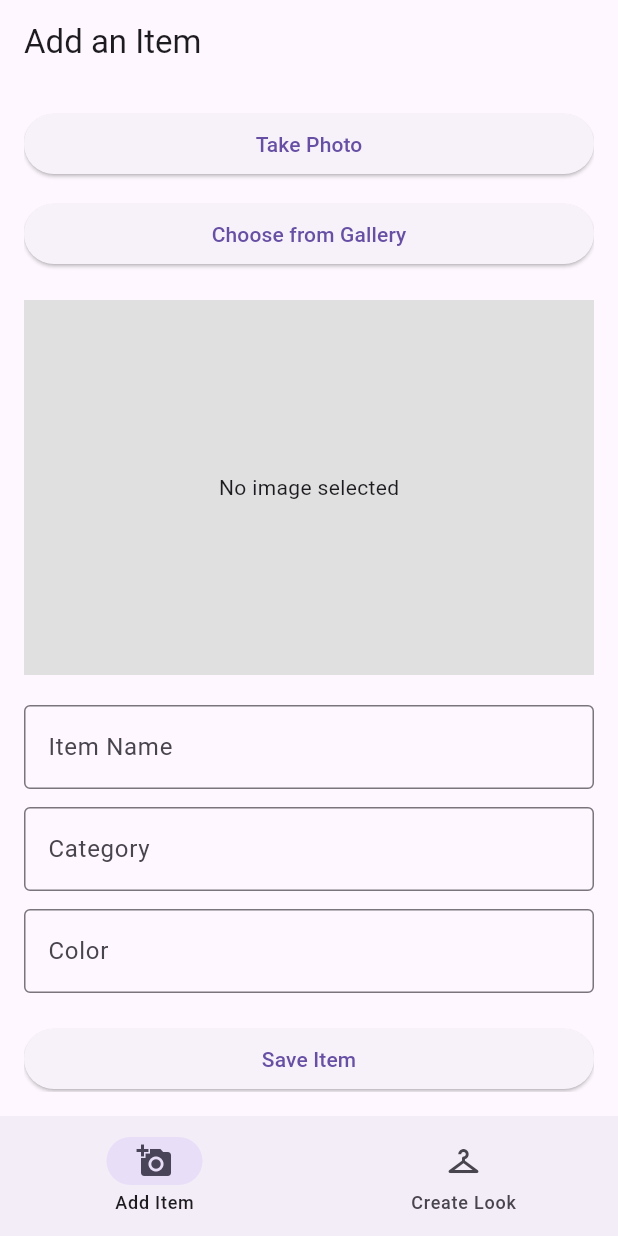
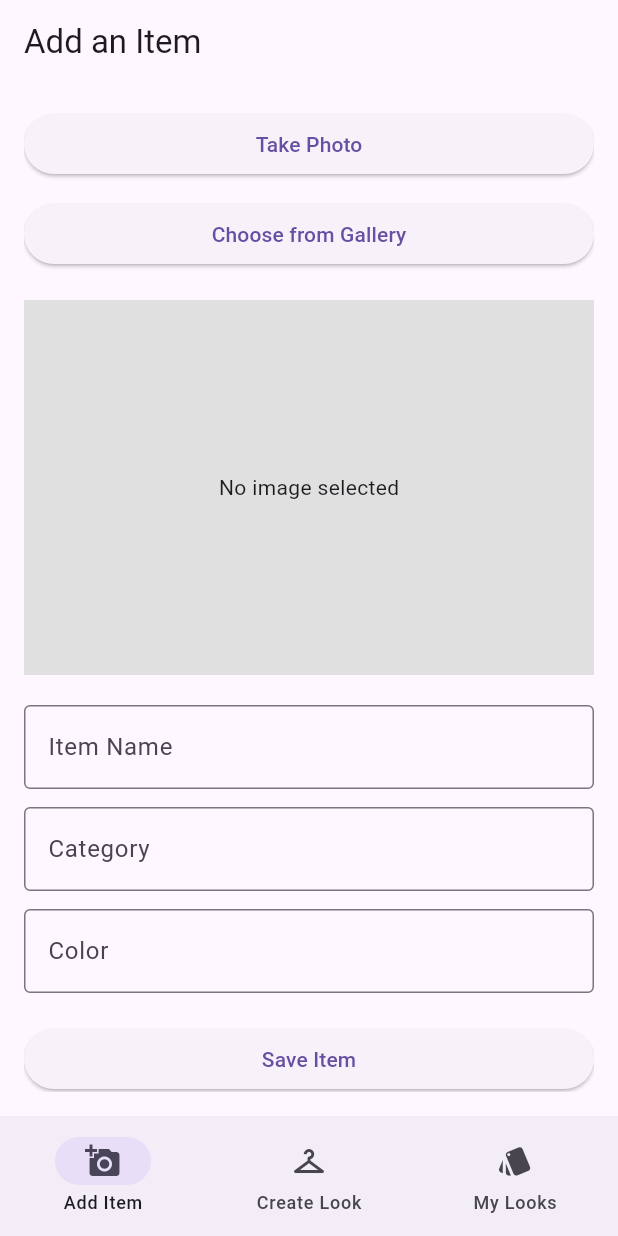
Before and after one commit to Shayan-Webdeveloper/Closet-App, a Flutter app: the screen it shows after launch, on a phone screen of 412 x 824 dp. Run offline on Flutter 3.47's test engine with Material 3 defaults, Android fonts, the phone set to English and light mode, and no system bars; our stand-ins replace image_picker, supabase_flutter; missing offline and left inert: flutter_onnxruntime; accounts and stored records are empty.

Commit message:
All Looks Page Done

```diff
--- a/lib/main.dart
+++ b/lib/main.dart
@@ -2,7 +2,7 @@ import 'package:flutter/material.dart';
 import 'package:supabase_flutter/supabase_flutter.dart';
 import 'screens/add_item_screen.dart';
 import 'screens/create_look_screen.dart';
-
+import 'screens/my_looks_screen.dart';
 Future<void> main() async {
   WidgetsFlutterBinding.ensureInitialized();
 
@@ -37,16 +37,30 @@ class _HomeShellState extends State<HomeShell> {
 
   @override
   Widget build(BuildContext context) {
-    final screens = [const AddItemScreen(), const CreateLookScreen()];
+    final screens = [
+  const AddItemScreen(),
+  const CreateLookScreen(),
+  const MyLooksScreen(),
+];
     return Scaffold(
       body: screens[_index],
       bottomNavigationBar: NavigationBar(
         selectedIndex: _index,
         onDestinationSelected: (i) => setState(() => _index = i),
         destinations: const [
-          NavigationDestination(icon: Icon(Icons.add_a_photo), label: 'Add Item'),
-          NavigationDestination(icon: Icon(Icons.checkroom), label: 'Create Look'),
-        ],
+  NavigationDestination(
+    icon: Icon(Icons.add_a_photo),
+    label: 'Add Item',
+  ),
+  NavigationDestination(
+    icon: Icon(Icons.checkroom),
+    label: 'Create Look',
+  ),
+  NavigationDestination(
+    icon: Icon(Icons.style),
+    label: 'My Looks',
+  ),
+],
       ),
     );
   }
```
Also changed, not shown: lib/screens/my_looks_screen.dart (added, +137 -0 lines).
